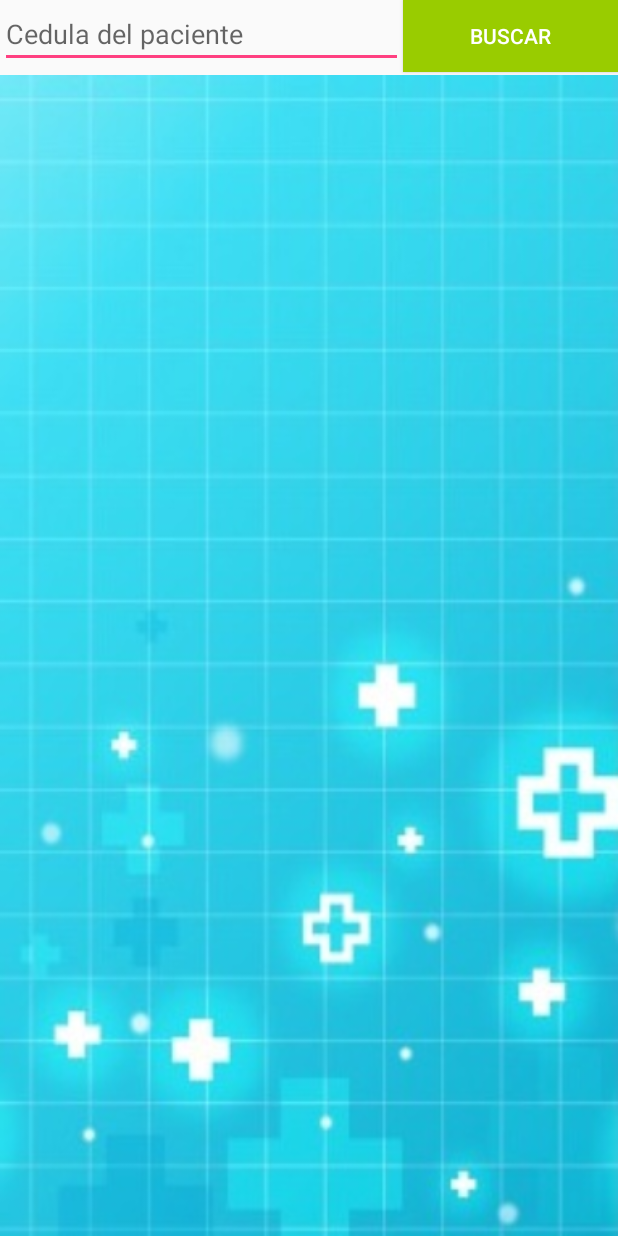
After one commit to LauraPosada/HeilHealthyProyectoFinal, an Android app: the CitasPorPaciente screen opened directly, with no data from a screen before it, on a phone screen of 412 x 824 dp. The commit adds this screen. Run offline under Robolectric (Android 15) with nearby library versions, the phone set to English and light mode, and no system bars.

Commit message:
algo con el medico de este banano

```diff
--- a/app/src/main/AndroidManifest.xml
+++ b/app/src/main/AndroidManifest.xml
@@ -26,7 +26,8 @@
         <activity android:name=".InicioMedico" />
         <activity android:name=".InicioAdm" />
         <activity android:name=".InicioPaciente" />
-        <activity android:name=".CitasFechaMedico"></activity>
+        <activity android:name=".CitasFechaMedico" />
+        <activity android:name=".CitasPorPaciente"></activity>
     </application>
 
 </manifest>
--- a/app/src/main/java/com/example/tecnosystem/heilhealthy/InicioMedico.java
+++ b/app/src/main/java/com/example/tecnosystem/heilhealthy/InicioMedico.java
@@ -17,4 +17,9 @@ public class InicioMedico extends AppCompatActivity {
         Intent i = new Intent(this, CitasFechaMedico.class);
         startActivity(i);
     }
+
+    public void irCitaPaciente(View v){
+        Intent i = new Intent(this, CitasPorPaciente.class);
+        startActivity(i);
+    }
 }
--- a/app/src/main/res/layout/activity_citas_fecha_medico.xml
+++ b/app/src/main/res/layout/activity_citas_fecha_medico.xml
@@ -20,5 +20,5 @@
         android:layout_width="match_parent"
         android:layout_height="match_parent"
         android:layout_weight="1"
-        android:background="@drawable/fon" />
+        android:background="@drawable/fon_lis" />
 </LinearLayout>
--- /dev/null
+++ b/app/src/main/res/layout/activity_citas_por_paciente.xml
@@ -0,0 +1,44 @@
+<?xml version="1.0" encoding="utf-8"?>
+<LinearLayout xmlns:android="http://schemas.android.com/apk/res/android"
+    xmlns:app="http://schemas.android.com/apk/res-auto"
+    xmlns:tools="http://schemas.android.com/tools"
+    android:layout_width="match_parent"
+    android:layout_height="match_parent"
+    tools:context="com.example.tecnosystem.heilhealthy.CitasPorPaciente"
+    android:orientation="vertical">
+
+    <LinearLayout
+    android:layout_width="match_parent"
+    android:layout_height="50dp">
+
+
+        <EditText
+            android:id="@+id/cedulaPacienteBuscar"
+            android:layout_width="wrap_content"
+            android:layout_height="wrap_content"
+            android:layout_weight="1"
+            android:ems="10"
+            android:hint="Cedula del paciente"
+            android:inputType="number" />
+
+        <Button
+            android:id="@+id/button"
+            style="@style/Widget.AppCompat.Button.Colored"
+            android:layout_width="wrap_content"
+            android:layout_height="wrap_content"
+            android:layout_weight="1"
+            android:background="@android:color/holo_green_light"
+            android:onClick="cargarLista"
+            android:text="Buscar" />
+
+    </LinearLayout>
+
+    <ListView
+        android:id="@+id/idListaCita"
+        android:layout_width="match_parent"
+        android:layout_height="match_parent"
+        android:layout_weight="1"
+        android:background="@drawable/fon_lis" />
+
+
+</LinearLayout>
--- a/app/src/main/res/layout/activity_inicio_medico.xml
+++ b/app/src/main/res/layout/activity_inicio_medico.xml
@@ -23,5 +23,6 @@
         android:id="@+id/button3"
         android:layout_width="match_parent"
         android:layout_height="wrap_content"
+        android:onClick="irCitaPaciente"
         android:text="Consultar citas por paciente" />
 </LinearLayout>
```
Also changed, not shown: app/src/main/java/com/example/tecnosystem/heilhealthy/CitasFechaMedico.java (+4 -3 lines), app/src/main/java/com/example/tecnosystem/heilhealthy/CitasPorPaciente.java (added, +115 -0 lines), app/src/main/res/drawable/fon_lis.jpg (added).
